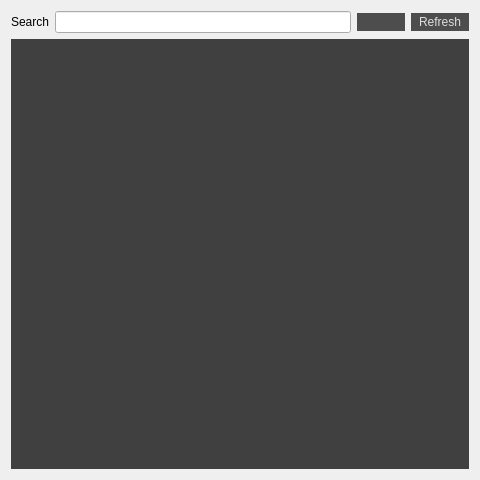
This is src/widgets/assetpickerwidget.ui in jahshaka/Studio as Qt 5 draws it before an edit. The edited form follows.
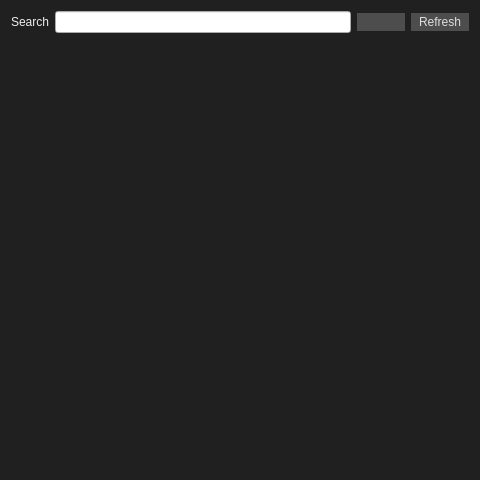
This is the edited form. Icons and pictures are not drawn.

```diff
--- a/src/widgets/assetpickerwidget.ui
+++ b/src/widgets/assetpickerwidget.ui
@@ -14,7 +14,15 @@
    <string>Form</string>
   </property>
   <property name="styleSheet">
-   <string notr="true">QPushButton {
+   <string notr="true">QWidget#AssetPickerWidget, #assetView {
+	background: #202020;
+}
+
+QLabel {
+	color: #EEE;
+}
+
+QPushButton {
     background-color: #4D4D4D;
     color: #DEDEDE;
     border: 0;
```
